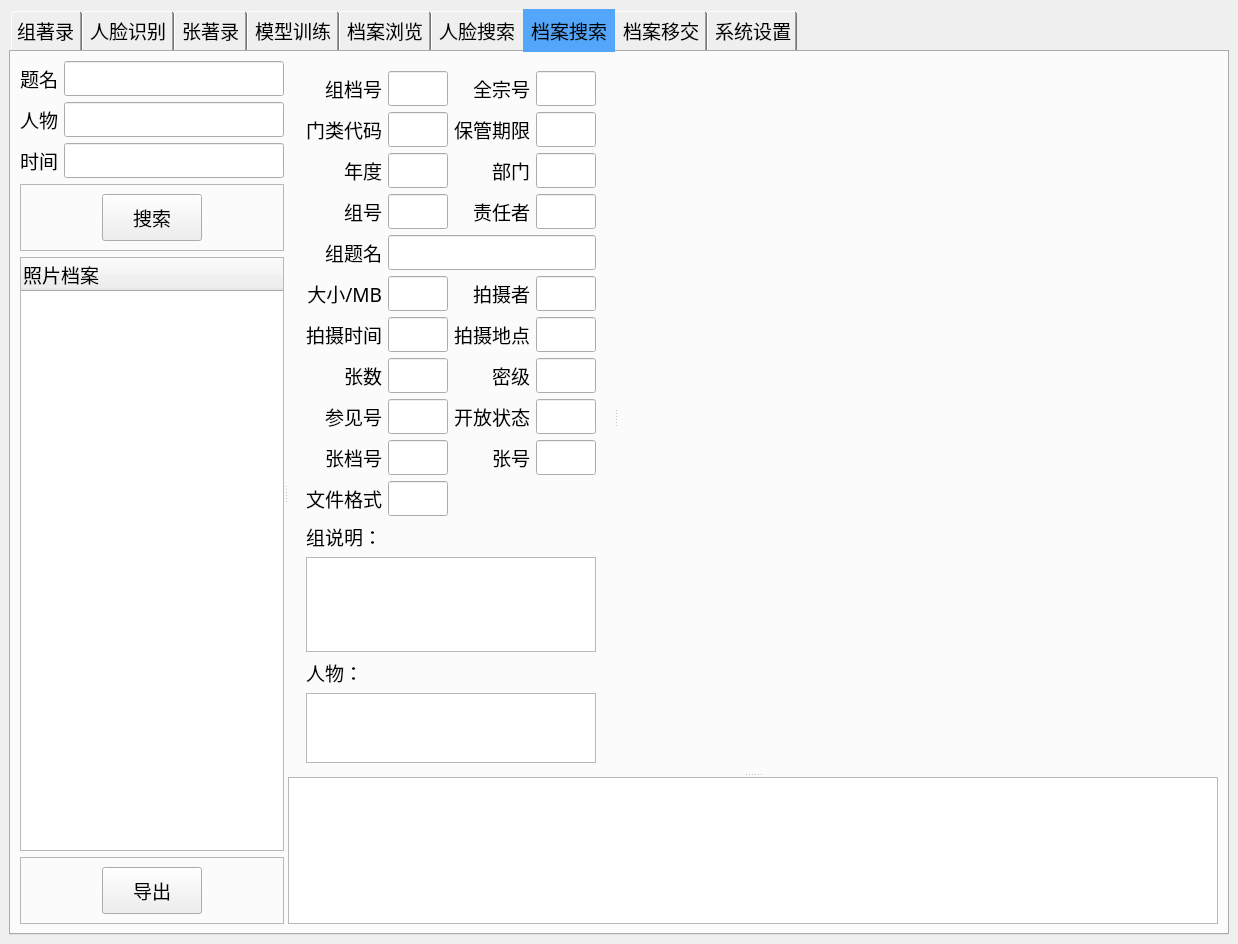
Before: the Qt Designer form photo_arch/infrastructures/user_interface/qt/ui/mainwindow.ui in Chieoho/photo_arch, drawn with Qt 5.
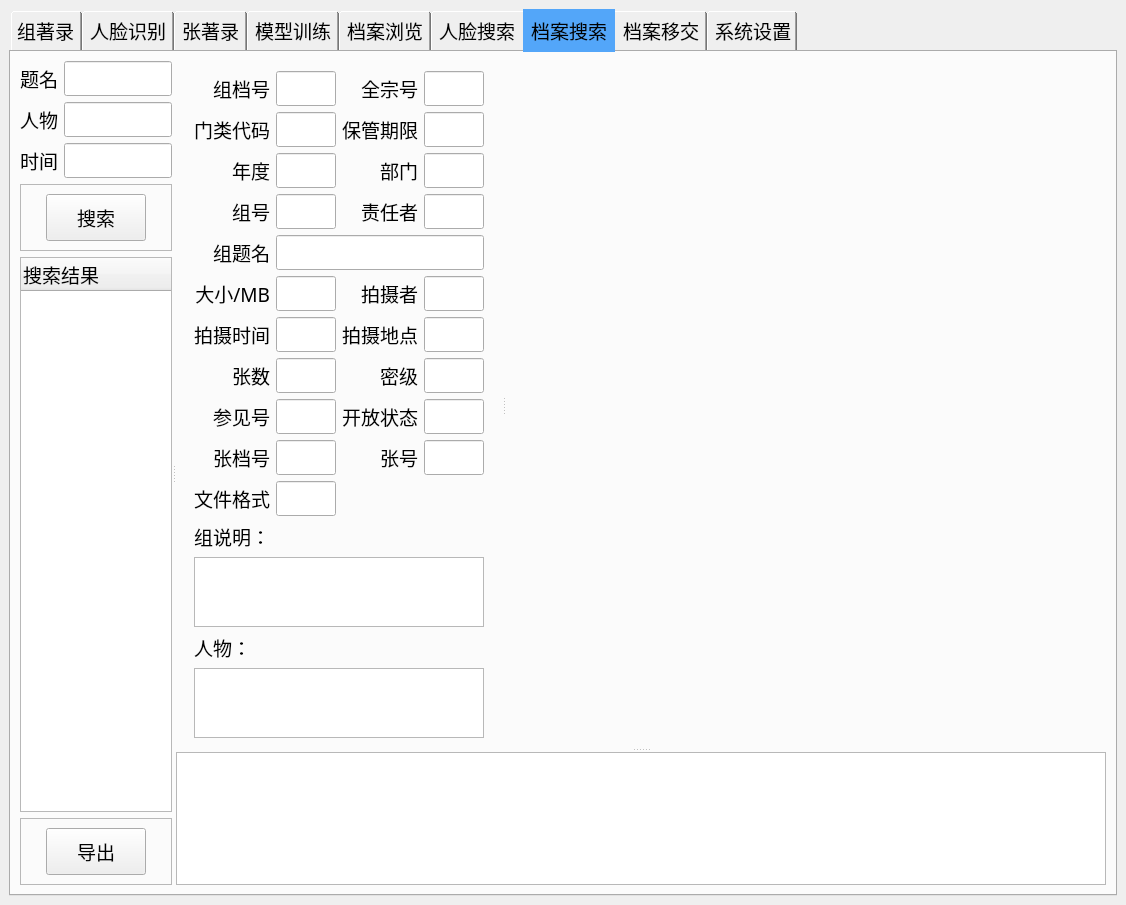
After: the same form once the commit is applied. The open tabs and pages were chosen to show the change. Icons and pictures are not drawn.

Commit message: 1、【档案搜索】搜索结果以树的形式（年度和期限）展示；2、【人脸搜索】搜索结果以树的形式（路径）展示。

Patch:
```diff
--- a/photo_arch/infrastructures/user_interface/qt/ui/mainwindow.ui
+++ b/photo_arch/infrastructures/user_interface/qt/ui/mainwindow.ui
@@ -6,8 +6,8 @@
    <rect>
     <x>0</x>
     <y>0</y>
-    <width>1238</width>
-    <height>944</height>
+    <width>1126</width>
+    <height>905</height>
    </rect>
   </property>
   <property name="minimumSize">
@@ -4613,7 +4613,7 @@
            </property>
            <property name="maximumSize">
             <size>
-             <width>400</width>
+             <width>350</width>
              <height>16777215</height>
             </size>
            </property>
@@ -4903,7 +4903,7 @@
               </property>
               <column>
                <property name="text">
-                <string>照片档案</string>
+                <string>搜索结果</string>
                </property>
               </column>
              </widget>
```
Left out of the diff: 6 changed lines with no effect on the pictures. The commit also changes 5 other files.
